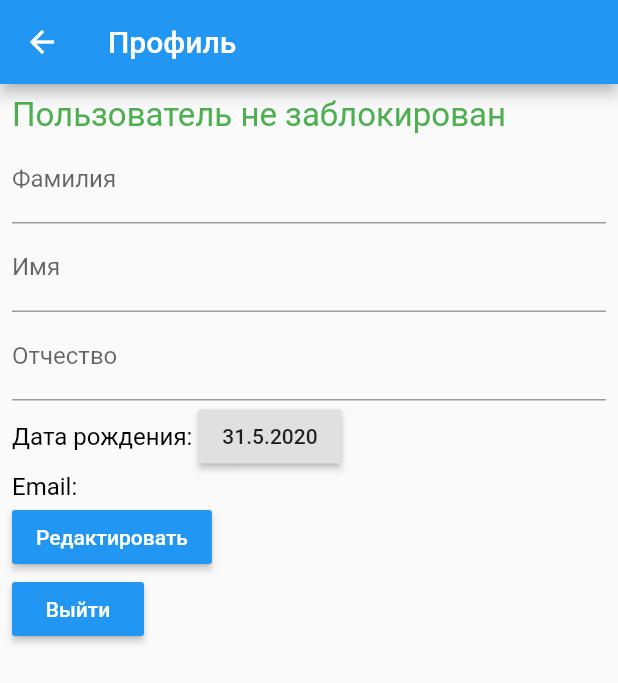
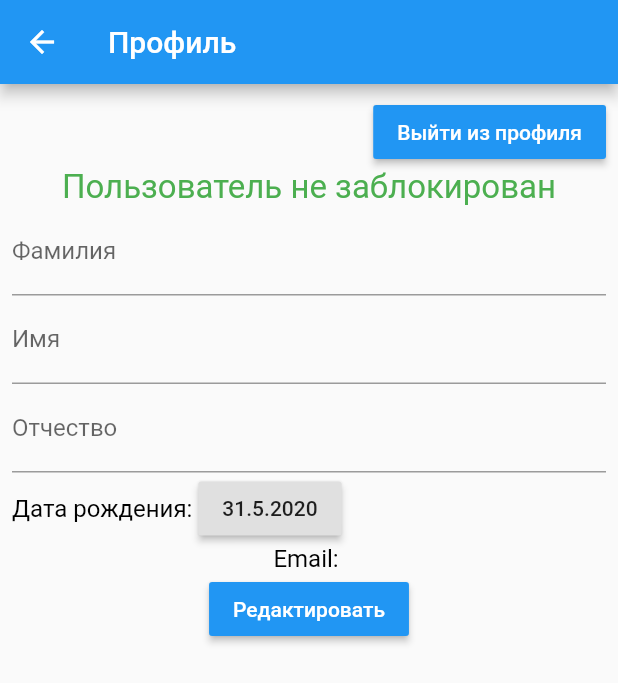
Before and after one commit to PavelKovlagin/smartcity.flutter, a Flutter app: the FormProfile screen opened by its route, on a phone screen of 412 x 824 dp. Shown: the top 683 px of the screen. Run offline on Flutter 3.47's test engine with Material 2 defaults, Android fonts, the phone set to English and light mode, and no system bars; our stand-ins replace flutter_datetime_picker, flutter_map, geolocator, latlong, shared_preferences; missing offline and left inert: flutter_map_marker_cluster; accounts and stored records are empty; network calls fail.

Commit message:
UserEvents

```diff
--- a/lib/model/ModelUser.dart
+++ b/lib/model/ModelUser.dart
@@ -1,14 +1,16 @@
+import 'package:smart_city/model/ModelEvent.dart';
 
 class ModelUser {
 
   int _user_id;
-  String _user_name;
-  String _surname;
-  String _subname;
+  String _user_name = "asd";
+  String _surname = "asd";
+  String _subname = "asd";
   DateTime _date;
   String _email;
   DateTime _blockDate;
   bool _blocked;
+  List<ModelEvent> _events;
 
   ModelUser.empty(){
     _user_id = 0;
@@ -18,6 +20,7 @@ class ModelUser {
     _email = "";
     _blockDate = DateTime.parse('0000-01-01');
     _blocked = false;
+    _events = new List<ModelEvent>();
   }
 
   ModelUser(int user_id,
@@ -27,7 +30,8 @@ class ModelUser {
             DateTime date,
             String email,
             DateTime blockDate,
-            bool blocked) {
+            bool blocked,
+            List<ModelEvent> events) {
     _user_id = user_id;
     _user_name = user_name;
     _surname = surname;
@@ -36,11 +40,15 @@ class ModelUser {
     _email = email;
     _blockDate = blockDate;
     _blocked = blocked;
+    _events = events;
   }
 
   factory ModelUser.fromJson(Map<String, dynamic> json){
     DateTime date;
-    print(json["date"]);
+    String user_name, surname, subname;
+    if (json['user']['user_name'] == null) user_name = ""; else user_name = json['user']['user_name'];
+    if (json['user']['surname'] == null) surname = ""; else surname = json['user']['surname'];
+    if (json['user']['subname'] == null) subname = ""; else subname = json['user']['subname'];
     if (json["date"] == null) {
       date = DateTime.now();
     } else {
@@ -48,14 +56,15 @@ class ModelUser {
     }
     print(date);
     return ModelUser(
-      json['user_id'] as int,
-      json['user_name'] as String,
-      json['surname'] as String,
-      json['subname'] as String,
+      json['user']['user_id'] as int,
+      user_name,
+      surname,
+      subname,
       date,
-      json['email'] as String,
-      DateTime.parse(json['blockDate']),
-      json['blocked'] as bool
+      json['user']['email'] as String,
+      DateTime.parse(json['user']['blockDate']),
+      json['user']['blocked'] as bool,
+      json['events'].map<ModelEvent>((json)=>ModelEvent.fromJson(json)).toList(),
     );
   }
 
@@ -67,6 +76,7 @@ class ModelUser {
   String get email => _email;
   DateTime get blockDate =>  _blockDate;
   bool get blocked => _blocked;
+  List<ModelEvent> get events => _events;
 
   set user_id(int value) {
     _user_id = value;
--- a/lib/view/FormProfile.dart
+++ b/lib/view/FormProfile.dart
@@ -5,6 +5,7 @@ import 'package:flutter/material.dart';
 import 'package:flutter_datetime_picker/flutter_datetime_picker.dart';
 import 'package:shared_preferences/shared_preferences.dart';
 import 'package:smart_city/RestApi.dart';
+import 'package:smart_city/model/ModelEvent.dart';
 import 'package:smart_city/model/ModelUser.dart';
 
 class FormProfile extends StatefulWidget{
@@ -75,7 +76,10 @@ class FormProfileState extends State<FormProfile> {
   }
 
   _getUserInformationWidget(){
-    return Expanded(
+    return Column(
+    children: <Widget>[
+        Expanded(
+        child: SingleChildScrollView (
           child: Column(
           crossAxisAlignment: CrossAxisAlignment.start,
             children: <Widget>[
@@ -94,11 +98,15 @@ class FormProfileState extends State<FormProfile> {
               Text("Email: " + _user.email, style: _usualTextStyle),
             ],
           ),
-    );
+        ),
+      ),
+        _getListEvent()
+    ],
+    ) ;
   }
 
   _getFutureBuilderProfileWidget(String token){
-    return SingleChildScrollView(
+    return Container(
       child: Builder(
         builder: (value){
           if (token != "null"){
@@ -218,6 +226,7 @@ class FormProfileState extends State<FormProfile> {
       future: RestApi.getUserResponse(_user_id),
       builder: (context, snapshot) {
         if (snapshot.hasData ) {
+          print(snapshot.data["data"]);
           if (snapshot.data["success"]) {
             _user = ModelUser.fromJson(snapshot.data["data"]);
             return _getUserInformationWidget();
@@ -233,12 +242,28 @@ class FormProfileState extends State<FormProfile> {
   }
 
   _getProfileInformationWidget(){
-    return Expanded(
+    return Container(
+      child: Column(
+        crossAxisAlignment: CrossAxisAlignment.start,
+        children: <Widget>[
+          Expanded(
+            flex: 2,
+            child: SingleChildScrollView(
               child: Form(
               key: _formKey,
                 child: Column(
-          crossAxisAlignment: CrossAxisAlignment.start,
                   children: <Widget>[
+                  Container(
+                  alignment: Alignment.topRight,
+                    child: RaisedButton(
+                      child: Text("Выйти из профиля"),
+                      color: Colors.blue,
+                      textColor: Colors.white,
+                      onPressed: (){
+                        _logout();
+                      },
+                    ),
+                  ),
                   Builder(builder: (value){
                     if (_user.blocked) {
                       return Text("Пользователь заблокирован до " + _user.stringBlockDate(), style: _errorTextStyle);
@@ -272,21 +297,17 @@ class FormProfileState extends State<FormProfile> {
                     maxLines: 1,
                   ),
                   Row(children: <Widget>[
-
                     Text("Дата рождения: ", style: _usualTextStyle),
-
                     new RaisedButton(onPressed: (){
                       DatePicker.showDatePicker(context,
                           showTitleActions: true,
                           minTime: DateTime(1800, 1, 1),
                           maxTime: DateTime(3000, 12, 31),
-
                           onConfirm: (date) {
                             setState(() {
                               _user.date = date;
                               print("SETSTATE DATE: " + _user.toString());
                             });
-
                           },
                           currentTime: _user.date,
                           locale: LocaleType.ru);
@@ -305,22 +326,37 @@ class FormProfileState extends State<FormProfile> {
                         return showDialog(
                           context: context,
                           builder: (BuildContext context) {
-
-                        return AlertDialog(title: Text("Проверка"), content: Text(_user.toString()),
+                            return AlertDialog(title: Text("Проверка"), content: Text(_user.toString()));
+                          }
                         );
-                      });
                     },
                   ),
-            RaisedButton(
-              child: Text("Выйти"),
-              color: Colors.blue,
-              textColor: Colors.white,
-              onPressed: (){
-                _logout();
-              },
-            )
                   ],
                 ),
+              )
+          ),
+          ),
+          _getListEvent()
+        ],
+      ),
+    );
+  }
+
+  _getListEvent(){
+    return Expanded(
+      flex: 1,
+      child: ListView.builder(
+      itemCount: _user.events.length,
+        itemBuilder: (context, index) {
+          final event = _user.events[index];
+          return Card(
+            child: ListTile(
+                  title: Text(event.eventName),
+                  subtitle: Text(event.eventDescription),
+                  onTap: () => Navigator.pushNamed(context, '/event/' + event.event_id.toString()),
+                ),
+          );
+        }
       ),
     );
   }
@@ -340,7 +376,6 @@ class FormProfileState extends State<FormProfile> {
                 future: _getToken(),
                 builder: (context, snapshot) {
                   if (snapshot.hasData) {
-
                     return _getFutureBuilderProfileWidget(snapshot.data);
                   } else {
                     return Center(
@@ -355,7 +390,6 @@ class FormProfileState extends State<FormProfile> {
           },
         ),
       )
-
     );
   }
 }
```
Also changed, not shown: lib/view/FormEvent.dart (+9 -2 lines). Lines whose indentation alone changed are shown as unchanged.
